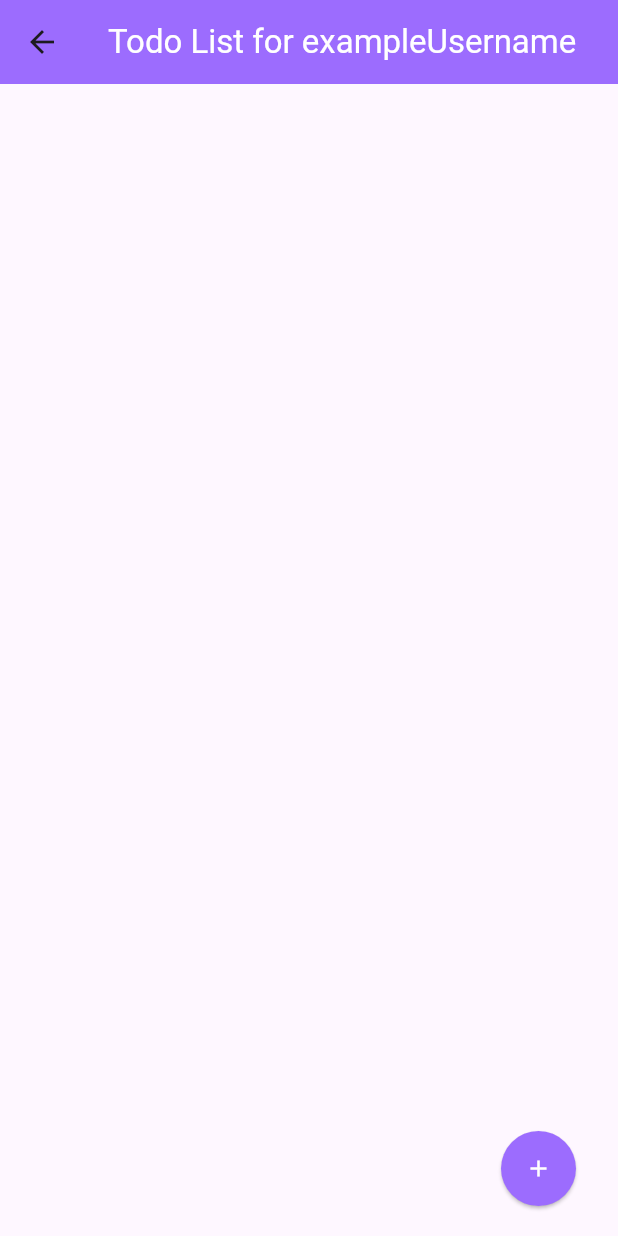
After one commit to NxmNile/To_Do_App, a Flutter app: the TodoList screen opened by its route, on a phone screen of 412 x 824 dp. The commit adds this screen. Run offline on Flutter 3.47's test engine with Material 3 defaults, Android fonts, the light colour scheme and no system bars.

Commit message:
move to todo list page and send username

```diff
--- a/lib/main.dart
+++ b/lib/main.dart
@@ -1,5 +1,7 @@
 import 'package:flutter/material.dart';
+import 'package:to_do_app/add_to_do_list.dart';
 import 'login_page.dart';
+import 'todo_list.dart';
 void main() {
   runApp(const MyApp());
 }
@@ -14,6 +16,11 @@ class MyApp extends StatelessWidget {
       title: 'Todo List',
       theme: ThemeData.light(),
       home: const LoginPage(),
+      routes: {
+        'login': (context) => const LoginPage(),
+        'todo_list': (context) => const TodoList(username: 'exampleUsername'),
+        'add_to_do_list': (context) => const AddToDoList(),
+      },
     );
   }
 }
--- /dev/null
+++ b/lib/todo_list.dart
@@ -0,0 +1,54 @@
+import 'package:flutter/material.dart';
+import 'package:to_do_app/add_to_do_list.dart';
+import 'login_page.dart';
+class TodoList extends StatefulWidget {
+  final String username;
+  const TodoList({super.key, required this.username});
+  @override
+  State<StatefulWidget>createState(){
+    return _TodoListState();
+  }
+}
+
+class _TodoListState extends State<TodoList> {
+  @override
+  Widget build(BuildContext context) {
+    return Scaffold(
+      appBar: AppBar(
+        title: Text('Todo List for ${widget.username}', style: TextStyle(color: Colors.white),),
+
+        backgroundColor: Color(0xFF9C6CFE),
+      ),
+      body: Stack( // Use Stack to overlay widgets
+        children: [
+          Center(
+            child: Column(
+              mainAxisAlignment: MainAxisAlignment.center,
+              children: [
+                // You can add other content here
+              ],
+            ),
+          ),
+          Positioned(
+            right: 20, // Distance from the left edge
+            bottom: 20, // Distance from the bottom edge
+            child: ElevatedButton(
+              onPressed: () {
+                Navigator.push(
+                  context,
+                  MaterialPageRoute(builder: (context) => AddToDoList()),
+                );
+              },
+              child: Icon(Icons.add, color: Colors.white),
+              style: ElevatedButton.styleFrom(
+                backgroundColor: Color(0xFF9C6CFE),
+                minimumSize: Size(50, 50),
+                  shape: CircleBorder(),
+              ),
+            ),
+          ),
+        ],
+      ),
+    );
+  }
+}
```
Also changed, not shown: lib/add_to_do_list.dart (added, +15 -0 lines), lib/login_page.dart (+6 -2 lines).
